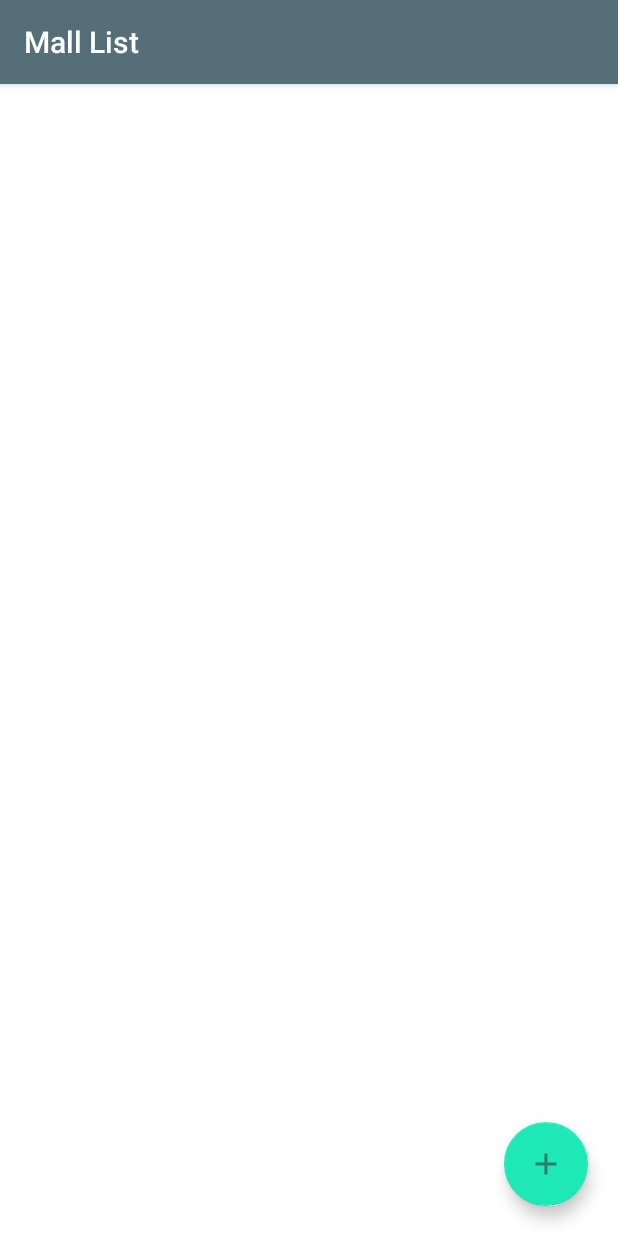
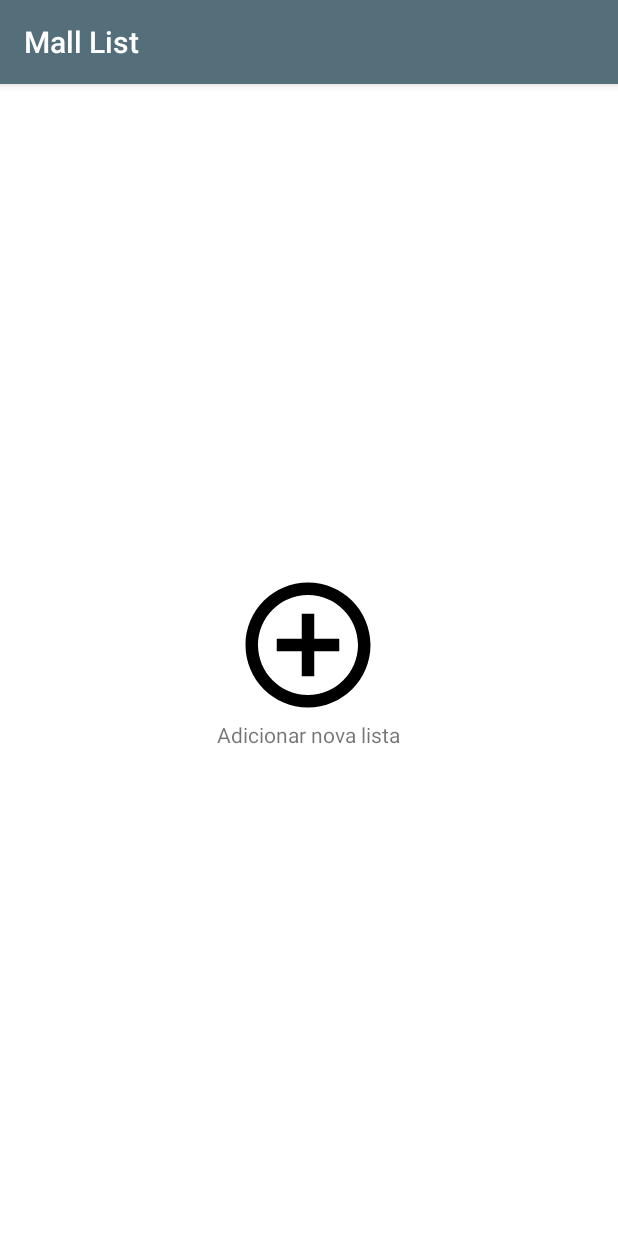
Before and after one commit to matheusoc/MailList, an Android app: the screen it shows after launch (MainActivity), on a phone screen of 412 x 824 dp. Run offline under Robolectric (Android 15) with nearby library versions, the phone set to English and light mode, and no system bars.

Commit message:
Added button to add lists

```diff
--- a/MallList2/app/src/main/java/br/com/zontar/malllist/view/MainActivity.java
+++ b/MallList2/app/src/main/java/br/com/zontar/malllist/view/MainActivity.java
@@ -7,6 +7,8 @@ import android.os.Bundle;
 import android.support.v7.widget.LinearLayoutManager;
 import android.support.v7.widget.RecyclerView;
 import android.view.View;
+import android.widget.ImageButton;
+import android.widget.LinearLayout;
 
 import java.util.ArrayList;
 
@@ -25,6 +27,9 @@ public class MainActivity extends AppCompatActivity implements View.OnClickListe
 
     private ArrayList<List> mList;
     private ListAdapter mAdapter;
+
+    private LinearLayout mLayoutEmpty;
+    private ImageButton mAddListButton;
 
     @Override
     protected void onCreate(Bundle savedInstanceState) {
@@ -46,6 +51,24 @@ public class MainActivity extends AppCompatActivity implements View.OnClickListe
 
         mListItems.setAdapter(mAdapter);
 
+        mLayoutEmpty = (LinearLayout) findViewById(R.id.list_empty_layout);
+        mAddListButton = (ImageButton) findViewById(R.id.add_list_image_button);
+        mAddListButton.setOnClickListener(this);
+
+        checkListSize();
+
+    }
+
+    private void checkListSize () {
+        if (mList.size() == 0) {
+            mListItems.setVisibility(View.GONE);
+            mFab.setVisibility(View.GONE);
+            mLayoutEmpty.setVisibility(View.VISIBLE);
+        } else {
+            mListItems.setVisibility(View.VISIBLE);
+            mFab.setVisibility(View.VISIBLE);
+            mLayoutEmpty.setVisibility(View.GONE);
+        }
     }
 
     public void refreshDataAdd (List list) {
@@ -64,12 +87,14 @@ public class MainActivity extends AppCompatActivity implements View.OnClickListe
         if (!mFab.isShown()) {
             mFab.show();
         }
+        checkListSize();
     }
 
     @Override
     public void onClick (View v) {
 
         switch (v.getId()) {
+            case R.id.add_list_image_button:
             case R.id.fab:
                 DialogFragment dialogFragment = new CreateListDialog();
                 dialogFragment.show(getFragmentManager(), "List");
--- /dev/null
+++ b/MallList2/app/src/main/res/drawable/ic_add_circle_outline.xml
@@ -0,0 +1,4 @@
+<vector android:height="100dp" android:viewportHeight="24.0"
+    android:viewportWidth="24.0" android:width="100dp" xmlns:android="http://schemas.android.com/apk/res/android">
+    <path android:fillColor="#FF000000" android:pathData="M13,7h-2v4L7,11v2h4v4h2v-4h4v-2h-4L13,7zM12,2C6.48,2 2,6.48 2,12s4.48,10 10,10 10,-4.48 10,-10S17.52,2 12,2zM12,20c-4.41,0 -8,-3.59 -8,-8s3.59,-8 8,-8 8,3.59 8,8 -3.59,8 -8,8z"/>
+</vector>
--- a/MallList2/app/src/main/res/layout/activity_main.xml
+++ b/MallList2/app/src/main/res/layout/activity_main.xml
@@ -4,16 +4,37 @@
     xmlns:tools="http://schemas.android.com/tools"
     android:layout_width="match_parent"
     android:layout_height="match_parent"
+    android:background="@color/backGroundColor"
     android:fitsSystemWindows="true"
-    android:background="@color/backGroundColor"
     tools:context="br.com.zontar.malllist.view.MainActivity">
 
+    <LinearLayout
+        android:id="@+id/list_empty_layout"
+        android:layout_width="wrap_content"
+        android:layout_height="wrap_content"
+        android:orientation="vertical"
+        android:layout_gravity="center">
+
+        <ImageButton
+            android:id="@+id/add_list_image_button"
+            android:layout_width="wrap_content"
+            android:layout_height="wrap_content"
+            android:background="@drawable/ic_add_circle_outline"
+            android:layout_gravity="center"/>
+
+        <TextView
+            android:layout_width="wrap_content"
+            android:layout_height="wrap_content"
+            android:layout_gravity="center"
+            android:text="@string/add_lista"/>
+    </LinearLayout>
 
     <android.support.v7.widget.RecyclerView
         android:id="@+id/list_names_id"
         android:layout_width="match_parent"
         android:layout_height="match_parent"
-        android:layout_margin="20dp" />
+        android:layout_margin="20dp"
+        android:visibility="gone" />
 
 
     <android.support.design.widget.FloatingActionButton
@@ -22,6 +43,7 @@
         android:layout_height="wrap_content"
         android:layout_gravity="bottom|end"
         android:layout_margin="20dp"
+        android:visibility="gone"
         android:src="@drawable/ic_action_name"
         app:layout_behavior="br.com.zontar.malllist.animations.FabBehavior"
         app:paddingEnd="16dp" />
--- a/MallList2/app/src/main/res/values/strings.xml
+++ b/MallList2/app/src/main/res/values/strings.xml
@@ -12,4 +12,6 @@
     <string name="preco_produto">Preço</string>
 
     <string name="item_valor">Valor:</string>
+
+    <string name="add_lista">Adicionar nova lista</string>
 </resources>
```
